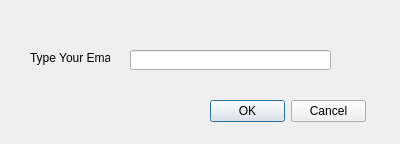
Before: the Qt Designer form UI/emailgetter_D.ui in Rolerdxx/Car-Rental, drawn with Qt 5.
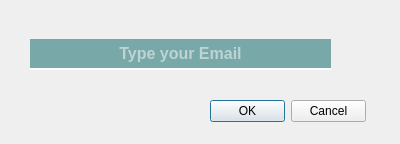
After: the same form once the commit is applied.

```diff
--- a/UI/emailgetter_D.ui
+++ b/UI/emailgetter_D.ui
@@ -35,28 +35,35 @@
     <set>QDialogButtonBox::Cancel|QDialogButtonBox::Ok</set>
    </property>
   </widget>
-  <widget class="QLabel" name="label">
-   <property name="geometry">
-    <rect>
-     <x>30</x>
-     <y>50</y>
-     <width>80</width>
-     <height>16</height>
-    </rect>
-   </property>
-   <property name="text">
-    <string>Type Your Email:</string>
-   </property>
-  </widget>
   <widget class="QLineEdit" name="emailline">
    <property name="geometry">
     <rect>
-     <x>130</x>
-     <y>50</y>
-     <width>201</width>
-     <height>20</height>
+     <x>30</x>
+     <y>39</y>
+     <width>301</width>
+     <height>31</height>
     </rect>
    </property>
+   <property name="font">
+    <font>
+     <pointsize>12</pointsize>
+     <weight>75</weight>
+     <bold>true</bold>
+    </font>
+   </property>
+   <property name="styleSheet">
+    <string notr="true">background-color:rgba(3, 97, 97, 0.5);
+color: white;
+font-weight:bold;
+border:solid 0px;border-bottom:2px solid white;
+height:25px;</string>
+   </property>
+   <property name="alignment">
+    <set>Qt::AlignCenter</set>
+   </property>
+   <property name="placeholderText">
+    <string>Type your Email</string>
+   </property>
   </widget>
  </widget>
  <resources/>
```
